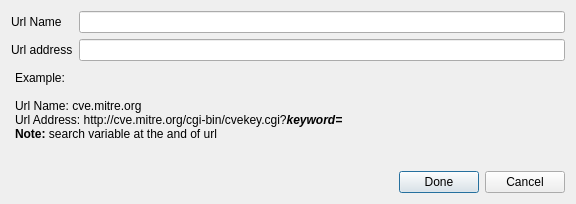
The window that src/platform/ui/addvulnerabilityurl.ui (nmapsi4/nmapsi4) describes before a commit, drawn with Qt 5.
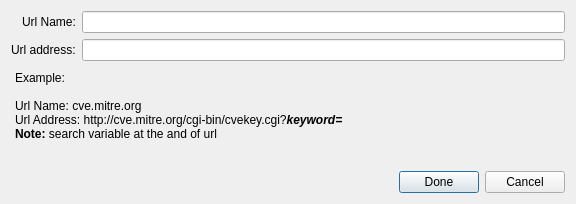
The same window after the commit. Icons and pictures are not drawn.

Diff of the .ui file:
```diff
--- a/src/platform/ui/addvulnerabilityurl.ui
+++ b/src/platform/ui/addvulnerabilityurl.ui
@@ -35,20 +35,26 @@
   <layout class="QVBoxLayout" name="verticalLayout_2">
    <item>
     <layout class="QGridLayout" name="gridLayout">
-     <item row="0" column="0">
+     <item row="0" column="0" alignment="Qt::AlignRight">
       <widget class="QLabel" name="label">
        <property name="text">
-        <string>Url Name</string>
+        <string>Url Name:</string>
+       </property>
+       <property name="buddy">
+        <cstring>lineUrlName</cstring>
        </property>
       </widget>
      </item>
      <item row="0" column="1">
       <widget class="QLineEdit" name="lineUrlName"/>
      </item>
-     <item row="1" column="0">
+     <item row="1" column="0" alignment="Qt::AlignRight">
       <widget class="QLabel" name="label_2">
        <property name="text">
-        <string>Url address</string>
+        <string>Url address:</string>
+       </property>
+       <property name="buddy">
+        <cstring>lineUrlAddr</cstring>
        </property>
       </widget>
      </item>
```
Left out of the diff: 8 changed lines with no effect on the pictures.
